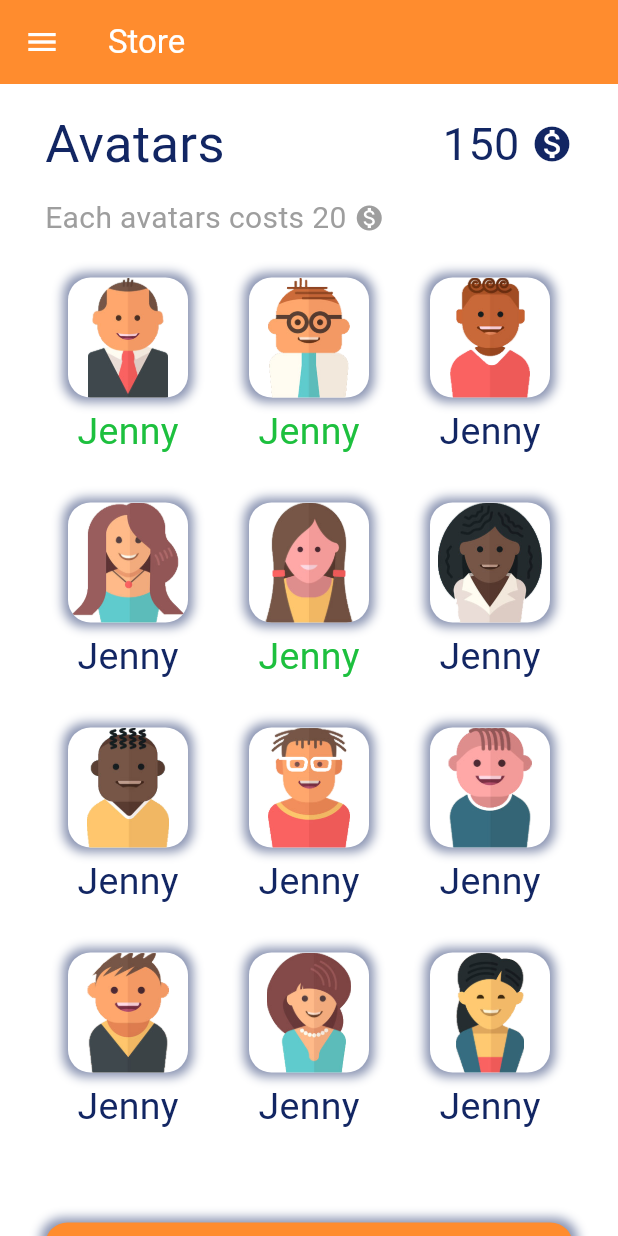
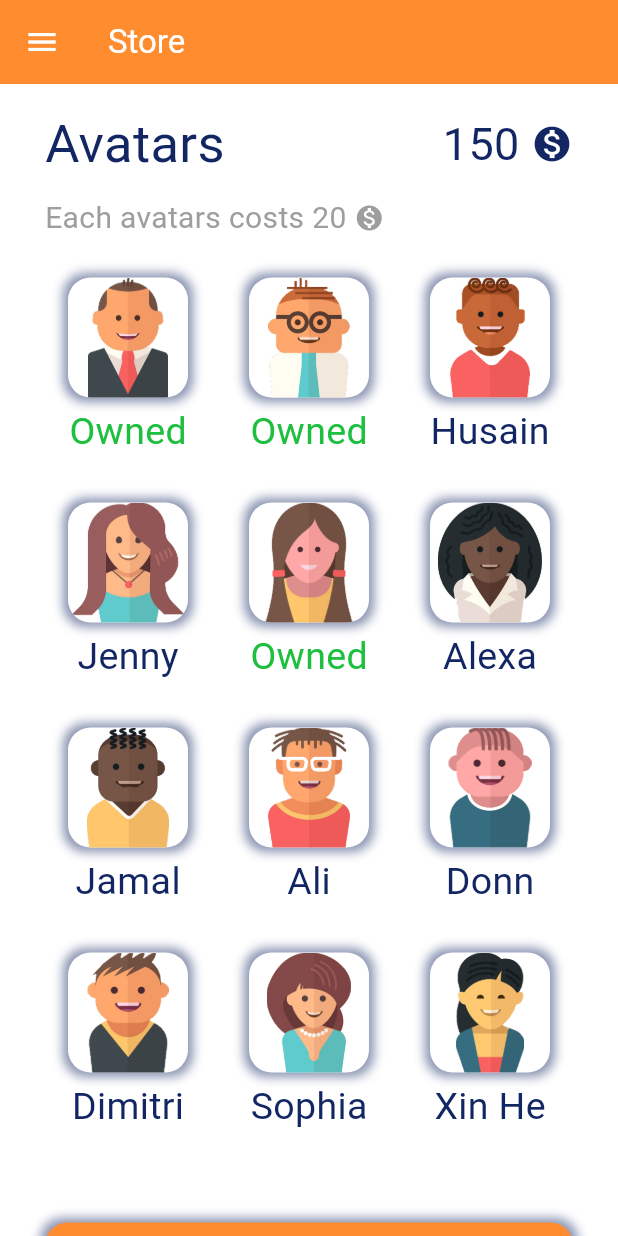
Before and after one commit to YilmazBatal/Habbitty-App, a Flutter app: the StorePage screen opened directly, on a phone screen of 412 x 824 dp. Run offline on Flutter 3.47's test engine with Material 3 defaults, Android fonts, the phone set to English and light mode, and no system bars; our stand-ins replace easy_date_timeline, flutter_heatmap_calendar, flutter_slidable, google_fonts, percent_indicator, shared_preferences; missing offline and left inert: textfield_tags; accounts and stored records are empty; Roboto replaces fonts that are missing (Sniglet).

Commit message:
Changed Avatar List Names

```diff
--- a/lib/main.dart
+++ b/lib/main.dart
@@ -46,18 +46,18 @@ List todaysTaskList = [
 
 List avatarList = [
   // [assetImage,avatarName,isOwned]
-  [0, "assets/avatars/1.png", "Jenny", true],
-  [1, "assets/avatars/2.png", "Jenny", true],
-  [2, "assets/avatars/3.png", "Jenny", false],
+  [0, "assets/avatars/1.png", "Owned", true],
+  [1, "assets/avatars/2.png", "Owned", true],
+  [2, "assets/avatars/3.png", "Husain", false],
   [3, "assets/avatars/4.png", "Jenny", false],
-  [4, "assets/avatars/5.png", "Jenny", true],
-  [5, "assets/avatars/6.png", "Jenny", false],
-  [6, "assets/avatars/7.png", "Jenny", false],
-  [7, "assets/avatars/8.png", "Jenny", false],
-  [8, "assets/avatars/9.png", "Jenny", false],
-  [9, "assets/avatars/10.png", "Jenny", false],
-  [10, "assets/avatars/11.png", "Jenny", false],
-  [11, "assets/avatars/12.png", "Jenny", false],
+  [4, "assets/avatars/5.png", "Owned", true],
+  [5, "assets/avatars/6.png", "Alexa", false],
+  [6, "assets/avatars/7.png", "Jamal", false],
+  [7, "assets/avatars/8.png", "Ali", false],
+  [8, "assets/avatars/9.png", "Donn", false],
+  [9, "assets/avatars/10.png", "Dimitri", false],
+  [10, "assets/avatars/11.png", "Sophia", false],
+  [11, "assets/avatars/12.png", "Xin He", false],
 ];
 
 int credits = 24;
```
